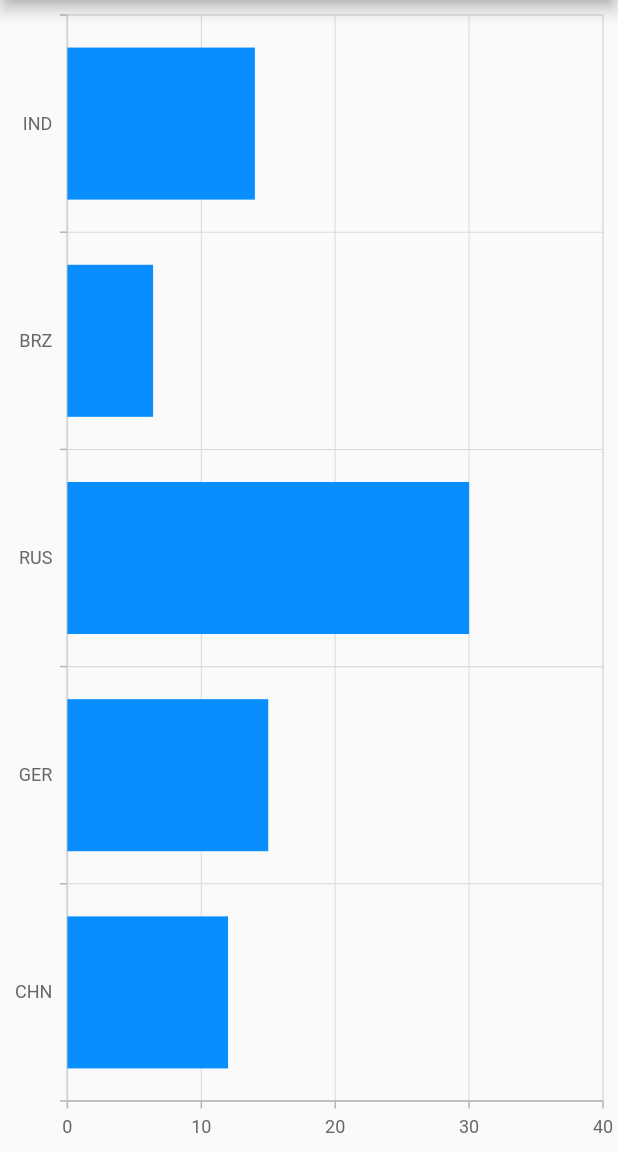
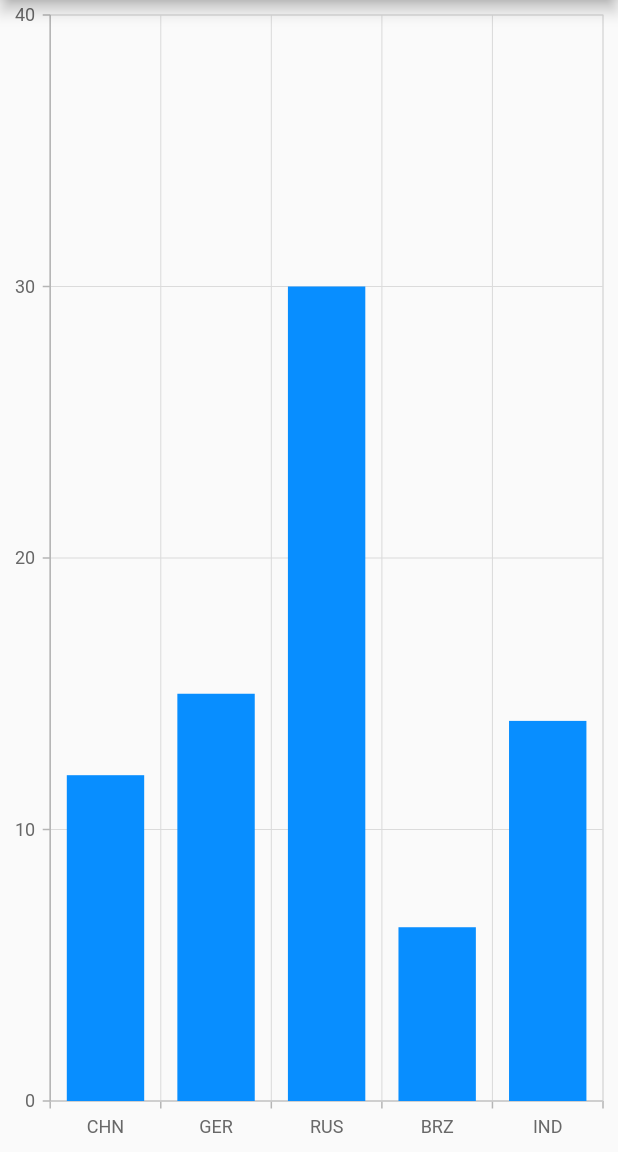
Before and after one commit to PranavMasekar/Flutter-Graphs, a Flutter app: the screen it shows after launch, on a phone screen of 412 x 824 dp, the part 84-1236 px from its top. Run offline on Flutter 3.47's test engine with Material 2 defaults, Android fonts, the phone set to English and light mode, and no system bars; our stand-ins replace syncfusion_flutter_charts.

Commit message:
column chart

```diff
--- a/lib/main.dart
+++ b/lib/main.dart
@@ -1,5 +1,6 @@
 import 'package:flutter/material.dart';
 import 'package:flutter_graphs/views/bar_chart.dart';
+import 'package:flutter_graphs/views/column_chart.dart';
 import 'views/line_chart.dart';
 
 void main() {
@@ -18,7 +19,8 @@
         primarySwatch: Colors.blue,
       ),
       // home: const LineChart(),
-      home: BarChart(),
+      // home: BarChart(),
+      home: ColumnChart(),
     );
   }
 }
--- /dev/null
+++ b/lib/views/column_chart.dart
@@ -0,0 +1,55 @@
+import 'package:flutter/material.dart';
+import 'package:syncfusion_flutter_charts/charts.dart';
+
+class ColumnChart extends StatefulWidget {
+  // ignore: prefer_const_constructors_in_immutables
+  ColumnChart({Key? key}) : super(key: key);
+
+  @override
+  _MyHomePageState createState() => _MyHomePageState();
+}
+
+class _MyHomePageState extends State<ColumnChart> {
+  late List<_ChartData> data;
+  late TooltipBehavior _tooltip;
+
+  @override
+  void initState() {
+    data = [
+      _ChartData('CHN', 12),
+      _ChartData('GER', 15),
+      _ChartData('RUS', 30),
+      _ChartData('BRZ', 6.4),
+      _ChartData('IND', 14)
+    ];
+    _tooltip = TooltipBehavior(enable: true);
+    super.initState();
+  }
+
+  @override
+  Widget build(BuildContext context) {
+    return Scaffold(
+        appBar: AppBar(
+          title: const Text('Syncfusion Flutter chart'),
+        ),
+        body: SfCartesianChart(
+            primaryXAxis: CategoryAxis(),
+            primaryYAxis: NumericAxis(minimum: 0, maximum: 40, interval: 10),
+            tooltipBehavior: _tooltip,
+            series: <ChartSeries<_ChartData, String>>[
+              ColumnSeries<_ChartData, String>(
+                  dataSource: data,
+                  xValueMapper: (_ChartData data, _) => data.x,
+                  yValueMapper: (_ChartData data, _) => data.y,
+                  name: 'Gold',
+                  color: Color.fromRGBO(8, 142, 255, 1))
+            ]));
+  }
+}
+
+class _ChartData {
+  _ChartData(this.x, this.y);
+
+  final String x;
+  final double y;
+}
```
